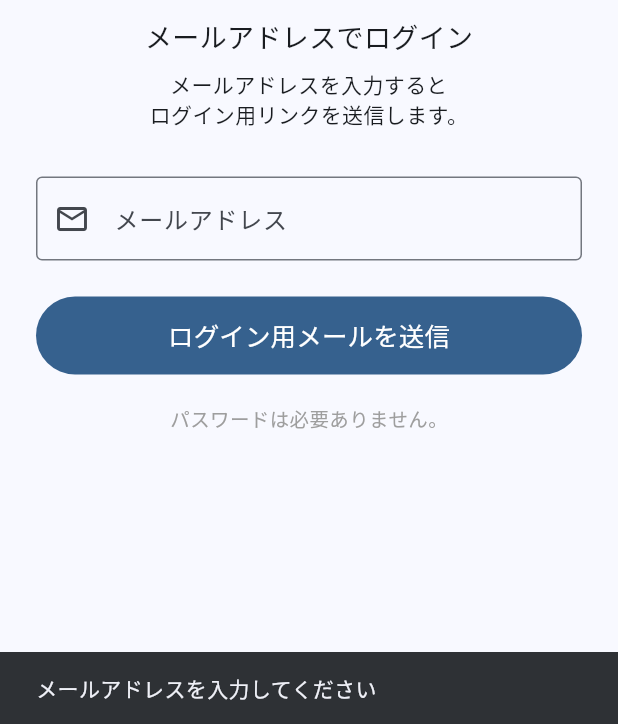
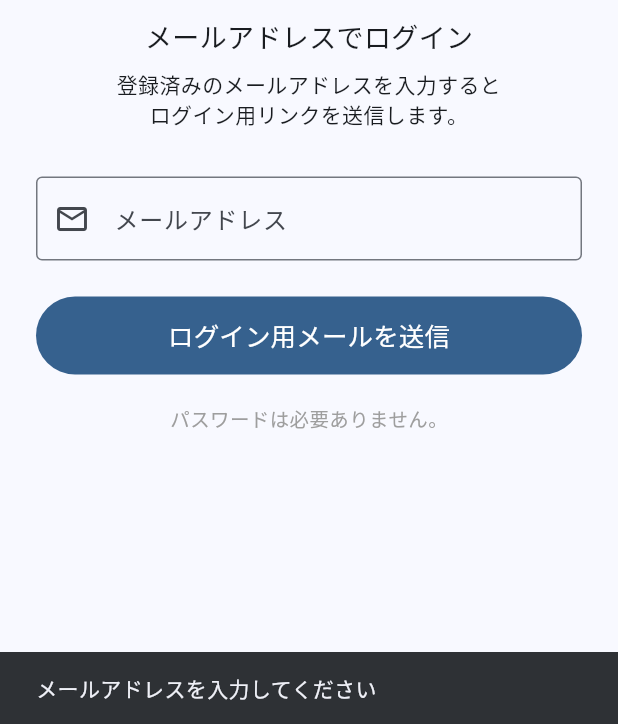
Before and after one commit to windsscoreyou-droid/taskly, a Flutter app: the AuthPage screen opened directly, after a tap on "ログイン用メールを送信", on a phone screen of 412 x 824 dp, the part 512-1236 px from its top. Run offline on Flutter 3.47's test engine with Material 3 defaults, Android fonts, the phone set to English and light mode, and no system bars; our stand-ins replace supabase_flutter; accounts and stored records are empty.

Commit message:
Update main.dart

```diff
--- a/lib/main.dart
+++ b/lib/main.dart
@@ -39,59 +39,6 @@ class TasklyApp extends StatelessWidget {
 // 認証状態を監視
 // ============================================================
 
-class AuthGate extends StatefulWidget {
-  const AuthGate({super.key});
-
-  @override
-  State<AuthGate> createState() => _AuthGateState();
-}
-
-class _AuthGateState extends State<AuthGate> {
-  late final StreamSubscription<AuthState> _authSubscription;
-
-  Session? session;
-
-  @override
-  void initState() {
-    super.initState();
-
-    session =
-        Supabase.instance.client.auth.currentSession;
-
-    _authSubscription = Supabase
-        .instance
-        .client
-        .auth
-        .onAuthStateChange
-        .listen((data) {
-      if (!mounted) return;
-
-      setState(() {
-        session = data.session;
-      });
-    });
-  }
-
-  @override
-  void dispose() {
-    _authSubscription.cancel();
-    super.dispose();
-  }
-
-  @override
-  Widget build(BuildContext context) {
-    if (session != null) {
-      return const HomePage();
-    }
-
-    return const AuthPage();
-  }
-}
-
-// ============================================================
-// Magic Link ログイン
-// ============================================================
-
 class AuthPage extends StatefulWidget {
   const AuthPage({super.key});
 
@@ -108,9 +55,7 @@ class _AuthPageState extends State<AuthPage> {
     final email = emailController.text.trim();
 
     if (email.isEmpty) {
-      showMessage(
-        'メールアドレスを入力してください',
-      );
+      showMessage('メールアドレスを入力してください');
       return;
     }
 
@@ -122,23 +67,19 @@ class _AuthPageState extends State<AuthPage> {
       await Supabase.instance.client.auth.signInWithOtp(
         email: email,
 
-        // 新規ユーザーを自動作成しない
+        // 新規ユーザー登録は禁止
         shouldCreateUser: false,
 
-        // GitHub Pages
-        emailRedirectTo:
-            'https://windsscoreyou-droid.github.io/taskly/',
+        emailRedirectTo: kIsWeb
+            ? 'https://windsscoreyou-droid.github.io/taskly/'
+            : 'io.taskly.app://login-callback/',
       );
 
       if (!mounted) return;
-
-      TextInput.finishAutofillContext(
-        shouldSave: true,
-      );
 
       showMessage(
         'ログイン用のメールを送信しました。\n'
-        'メールを確認して、ログインリンクを押してください。',
+        'メールを確認して、リンクを押してください。',
       );
 
       emailController.clear();
@@ -146,14 +87,13 @@ class _AuthPageState extends State<AuthPage> {
       if (!mounted) return;
 
       showMessage(
-        'メール送信に失敗しました\n'
-        '${e.message}',
+        'メールの送信に失敗しました\n${e.message}',
       );
     } catch (e) {
       if (!mounted) return;
 
       showMessage(
-        'エラーが発生しました: $e',
+        'エラーが発生しました\n$e',
       );
     } finally {
       if (mounted) {
@@ -191,14 +131,12 @@ class _AuthPageState extends State<AuthPage> {
               constraints: const BoxConstraints(
                 maxWidth: 420,
               ),
-              child: AutofillGroup(
               child: Column(
                 children: [
                   const Icon(
                     Icons.check_circle_outline,
                     size: 80,
                   ),
-
                   const SizedBox(height: 16),
 
                   const Text(
@@ -222,25 +160,17 @@ class _AuthPageState extends State<AuthPage> {
                   const SizedBox(height: 8),
 
                   const Text(
-                      'メールアドレスを入力すると\n'
+                    '登録済みのメールアドレスを入力すると\n'
                     'ログイン用リンクを送信します。',
                     textAlign: TextAlign.center,
-                      style: TextStyle(
-                        fontSize: 14,
-                      ),
                   ),
 
                   const SizedBox(height: 32),
 
                   TextField(
                     controller: emailController,
-                      keyboardType:
-                          TextInputType.emailAddress,
-                      autofillHints: const [
-                        AutofillHints.email,
-                      ],
-                      textInputAction:
-                          TextInputAction.done,
+                    keyboardType: TextInputType.emailAddress,
+                    textInputAction: TextInputAction.done,
                     onSubmitted: (_) {
                       if (!isLoading) {
                         submit();
@@ -250,9 +180,7 @@ class _AuthPageState extends State<AuthPage> {
                       labelText: 'メールアドレス',
                       hintText: 'example@gmail.com',
                       border: OutlineInputBorder(),
-                        prefixIcon: Icon(
-                          Icons.email_outlined,
-                        ),
+                      prefixIcon: Icon(Icons.email_outlined),
                     ),
                   ),
 
@@ -262,20 +190,16 @@ class _AuthPageState extends State<AuthPage> {
                     width: double.infinity,
                     height: 52,
                     child: FilledButton(
-                        onPressed:
-                            isLoading ? null : submit,
+                      onPressed: isLoading ? null : submit,
                       child: isLoading
                           ? const SizedBox(
                               width: 24,
                               height: 24,
-                                child:
-                                    CircularProgressIndicator(),
+                              child: CircularProgressIndicator(),
                             )
                           : const Text(
                               'ログイン用メールを送信',
-                                style: TextStyle(
-                                  fontSize: 17,
-                                ),
+                              style: TextStyle(fontSize: 17),
                             ),
                     ),
                   ),
@@ -290,7 +214,6 @@ class _AuthPageState extends State<AuthPage> {
                     ),
                   ),
                 ],
-                ),
               ),
             ),
           ),
```
Lines whose indentation alone changed are shown as unchanged.
